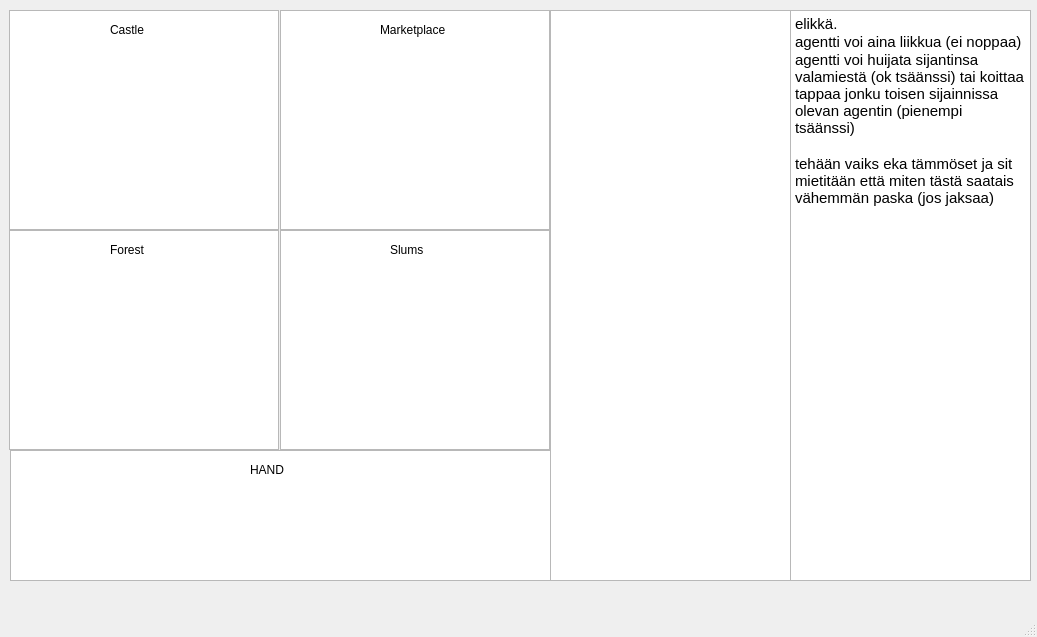
Old version of the form Student/mainwindow.ui in the repository eerotarri/Korttipeli.
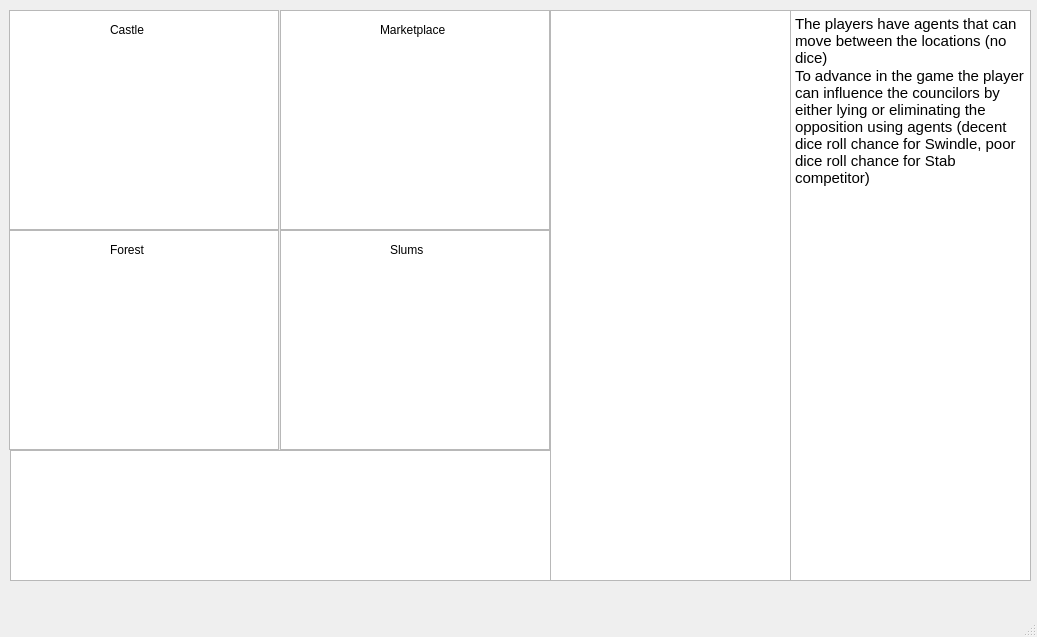
New version of the form.

Commit message: tidying up mainwindow.cpp halfway done

The edit to the form file:
```diff
--- a/Student/mainwindow.ui
+++ b/Student/mainwindow.ui
@@ -81,11 +81,8 @@
 &lt;html&gt;&lt;head&gt;&lt;meta name=&quot;qrichtext&quot; content=&quot;1&quot; /&gt;&lt;style type=&quot;text/css&quot;&gt;
 p, li { white-space: pre-wrap; }
 &lt;/style&gt;&lt;/head&gt;&lt;body style=&quot; font-family:'Cantarell'; font-size:11pt; font-weight:400; font-style:normal;&quot;&gt;
-&lt;p style=&quot; margin-top:0px; margin-bottom:0px; margin-left:0px; margin-right:0px; -qt-block-indent:0; text-indent:0px;&quot;&gt;elikkä.&lt;/p&gt;
-&lt;p style=&quot; margin-top:0px; margin-bottom:0px; margin-left:0px; margin-right:0px; -qt-block-indent:0; text-indent:0px;&quot;&gt;agentti voi aina liikkua (ei noppaa)&lt;/p&gt;
-&lt;p style=&quot; margin-top:0px; margin-bottom:0px; margin-left:0px; margin-right:0px; -qt-block-indent:0; text-indent:0px;&quot;&gt;agentti voi huijata sijantinsa valamiestä (ok tsäänssi) tai koittaa tappaa jonku toisen sijainnissa olevan agentin (pienempi tsäänssi)&lt;/p&gt;
-&lt;p style=&quot;-qt-paragraph-type:empty; margin-top:0px; margin-bottom:0px; margin-left:0px; margin-right:0px; -qt-block-indent:0; text-indent:0px;&quot;&gt;&lt;br /&gt;&lt;/p&gt;
-&lt;p style=&quot; margin-top:0px; margin-bottom:0px; margin-left:0px; margin-right:0px; -qt-block-indent:0; text-indent:0px;&quot;&gt;tehään vaiks eka tämmöset ja sit mietitään että miten tästä saatais vähemmän paska (jos jaksaa)&lt;/p&gt;&lt;/body&gt;&lt;/html&gt;</string>
+&lt;p style=&quot; margin-top:0px; margin-bottom:0px; margin-left:0px; margin-right:0px; -qt-block-indent:0; text-indent:0px;&quot;&gt;The players have agents that can move between the locations (no dice)&lt;/p&gt;
+&lt;p style=&quot; margin-top:0px; margin-bottom:0px; margin-left:0px; margin-right:0px; -qt-block-indent:0; text-indent:0px;&quot;&gt;To advance in the game the player can influence the councilors by either lying or eliminating the opposition using agents (decent dice roll chance for Swindle, poor dice roll chance for Stab competitor)&lt;/p&gt;&lt;/body&gt;&lt;/html&gt;</string>
     </property>
    </widget>
    <widget class="QLabel" name="label">
@@ -140,19 +137,6 @@
      <string>Marketplace</string>
     </property>
    </widget>
-   <widget class="QLabel" name="label_5">
-    <property name="geometry">
-     <rect>
-      <x>250</x>
-      <y>460</y>
-      <width>63</width>
-      <height>20</height>
-     </rect>
-    </property>
-    <property name="text">
-     <string>HAND</string>
-    </property>
-   </widget>
    <widget class="QGraphicsView" name="graphicsView_actions">
     <property name="geometry">
      <rect>
```
The commit also changes 2 other files.
